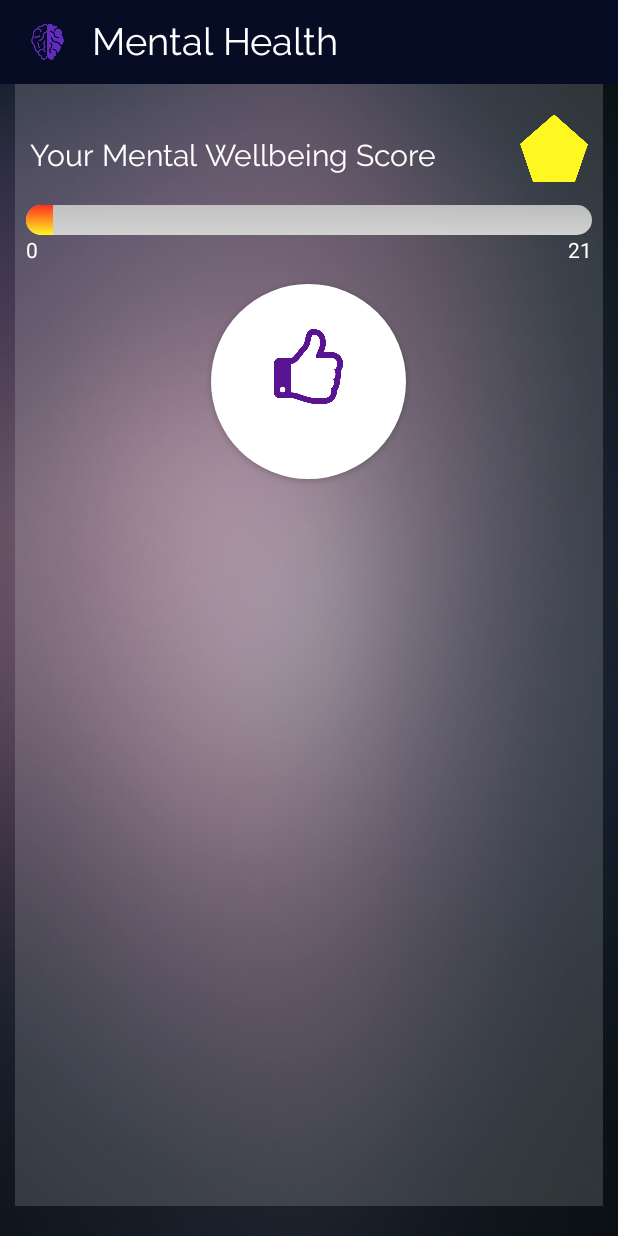
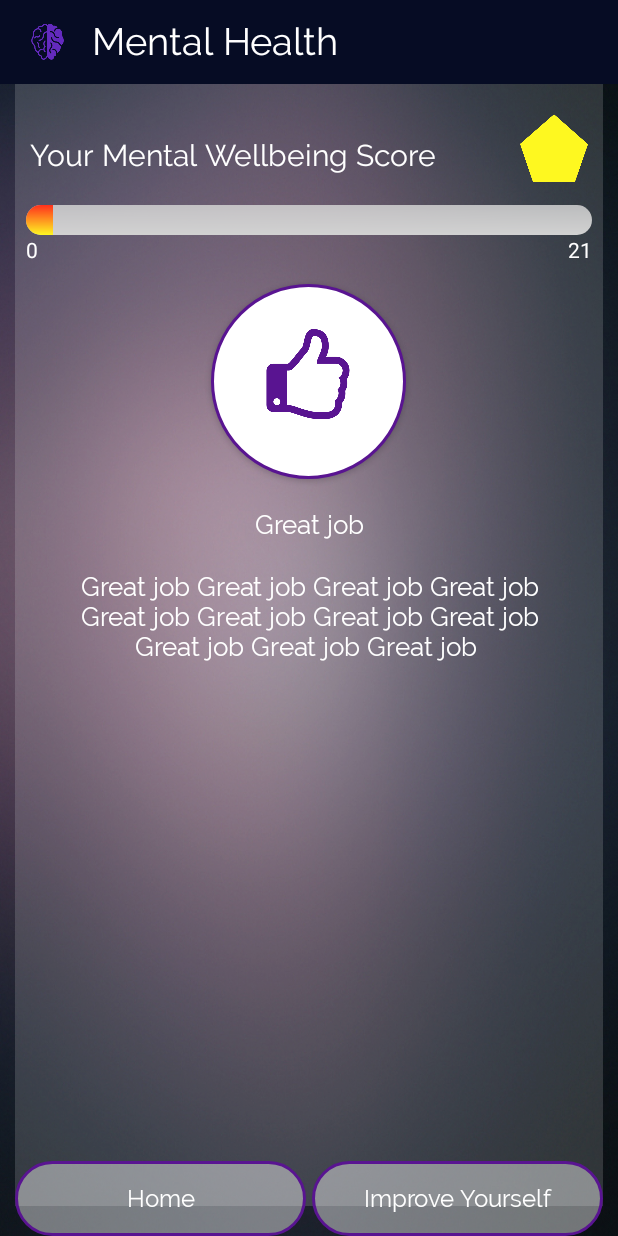
Before and after one commit to Sabbir07/MentalWellBeing, an Android app: the DepressionResult screen opened directly, with no data from a screen before it, on a phone screen of 412 x 824 dp. Run offline under Robolectric (Android 15) with nearby library versions, the light colour scheme and no system bars; 1 statement that could not run was skipped.

Commit message:
Before Giving to brac

```diff
--- a/app/src/main/java/com/sabbir/preneurlab/mentalwellbeing/DepressionResult.java
+++ b/app/src/main/java/com/sabbir/preneurlab/mentalwellbeing/DepressionResult.java
@@ -6,6 +6,7 @@ import android.os.Handler;
 import android.support.annotation.Nullable;
 import android.support.v7.app.AppCompatActivity;
 import android.support.v7.widget.Toolbar;
+import android.widget.Button;
 import android.widget.ProgressBar;
 import android.widget.TextView;
 
@@ -37,6 +38,17 @@ public class DepressionResult extends AppCompatActivity{
         TextView textView2 = findViewById(R.id.textView_2);
         TextView textView4 = findViewById(R.id.textView_4);
         TextView textView_score = findViewById(R.id.textView_score);
+        TextView textviewlike = findViewById(R.id.textView_5);
+        TextView textviewdescription = findViewById(R.id.textView_6);
+        Button buttonimprove = findViewById(R.id.buttonImroveYourself);
+        Button buttonhome = findViewById(R.id.buttonHome);
+
+        textviewlike.setTypeface(raleway);
+        textviewdescription.setTypeface(raleway);
+        buttonimprove.setTypeface(raleway);
+        buttonhome.setTypeface(raleway);
+
+
         final ProgressBar progressBar = findViewById(R.id.progressBar);
 
         toolbarText.setTypeface(raleway);
--- a/app/src/main/res/drawable-mdpi/thumbs_up1.xml
+++ b/app/src/main/res/drawable-mdpi/thumbs_up1.xml
@@ -4,7 +4,7 @@
     <item
         android:id="@+id/half_overlay"
         android:drawable="@drawable/thumbs_up"
-        android:width="50dp"
-        android:height="50dp"
+        android:width="60dp"
+        android:height="60dp"
         />
 </layer-list>
--- /dev/null
+++ b/app/src/main/res/drawable/rectangle_round_corner_filled_4.xml
@@ -0,0 +1,12 @@
+<?xml version="1.0" encoding="utf-8"?>
+
+<shape xmlns:android="http://schemas.android.com/apk/res/android"
+    android:shape="rectangle">
+
+
+    <solid
+        android:color="#6cffffff"/>
+    <corners android:radius="1000dp"/>
+    <stroke android:width="2dp"
+        android:color="@color/violet2"/>
+</shape>
--- a/app/src/main/res/drawable/rectangle_round_corner_filled_for_home_page_button.xml
+++ b/app/src/main/res/drawable/rectangle_round_corner_filled_for_home_page_button.xml
@@ -9,6 +9,8 @@
     <solid
         android:color="@color/homebutton_background"/>
     <corners android:radius="1000dp"/>
+    <stroke android:width="2dp"
+        android:color="@color/violet2"/>
 </shape>
 
 
--- a/app/src/main/res/layout/depression_result_2.xml
+++ b/app/src/main/res/layout/depression_result_2.xml
@@ -16,77 +16,78 @@
         app:layout_constraintTop_toTopOf="parent"
         app:layout_constraintVertical_chainStyle="packed" />
 
+
     <RelativeLayout
         android:id="@+id/relative1"
         android:layout_width="0dp"
         android:layout_height="0dp"
+        android:layout_marginBottom="20dp"
+        android:layout_marginLeft="10dp"
+        android:layout_marginRight="10dp"
         android:layout_marginTop="0dp"
-        android:layout_marginRight="10dp"
-        android:layout_marginLeft="10dp"
-        android:layout_marginBottom="20dp"
         android:background="#27ffffff"
         app:layout_constraintBottom_toBottomOf="parent"
         app:layout_constraintEnd_toEndOf="parent"
         app:layout_constraintStart_toStartOf="parent"
-        app:layout_constraintVertical_bias="0"
-        app:layout_constraintTop_toBottomOf="@+id/mCustomToolbar">
+        app:layout_constraintTop_toBottomOf="@+id/mCustomToolbar"
+        app:layout_constraintVertical_bias="0">
 
         <TextView
             android:id="@+id/textView"
             android:layout_width="wrap_content"
             android:layout_height="wrap_content"
+            android:layout_marginLeft="10dp"
             android:layout_marginTop="25dp"
-            android:layout_marginLeft="10dp"
             android:paddingTop="10dp"
             android:text="Your Mental Wellbeing Score"
-            android:textSize="@dimen/big_text_second"
-            android:textColor="@android:color/white" />
+            android:textColor="@android:color/white"
+            android:textSize="@dimen/big_text_second" />
 
 
         <ProgressBar
             android:id="@+id/progressBar"
             style="?android:attr/progressBarStyleHorizontal"
-            android:progressDrawable="@drawable/custom_progress3"
             android:layout_width="match_parent"
             android:layout_height="20dp"
+            android:layout_below="@id/textView_score"
             android:layout_marginLeft="7dp"
             android:layout_marginRight="7dp"
             android:layout_marginTop="15dp"
             android:max="21"
             android:progress="1"
-            android:layout_below="@id/textView_score"/>
+            android:progressDrawable="@drawable/custom_progress3" />
 
         <TextView
             android:id="@+id/textView_score"
             android:layout_width="wrap_content"
             android:layout_height="wrap_content"
+            android:layout_alignParentRight="true"
+            android:layout_marginRight="10dp"
             android:layout_marginTop="20dp"
-            android:layout_marginRight="10dp"
             android:background="@drawable/polygon1"
+            android:backgroundTint="#fef820"
+            android:gravity="center|center_horizontal"
             android:paddingTop="5dp"
-            android:backgroundTint="#fef820"
-            android:layout_alignParentRight="true"
             android:text="22"
+            android:textColor="#f90004"
             android:textSize="20dp"
-            android:textStyle="bold"
-            android:gravity="center|center_horizontal"
-            android:textColor="#f90004" />
+            android:textStyle="bold" />
 
         <TextView
             android:id="@+id/textView_2"
             android:layout_width="wrap_content"
             android:layout_height="wrap_content"
-            android:textColor="#fff"
             android:layout_alignLeft="@+id/progressBar"
-            android:layout_below="@+id/progressBar"/>
+            android:layout_below="@+id/progressBar"
+            android:textColor="#fff" />
 
         <TextView
             android:id="@+id/textView_4"
             android:layout_width="wrap_content"
             android:layout_height="wrap_content"
-            android:textColor="#fff"
             android:layout_alignRight="@+id/progressBar"
-            android:layout_below="@+id/progressBar"/>
+            android:layout_below="@+id/progressBar"
+            android:textColor="#fff" />
 
         <Button
             android:id="@+id/like"
@@ -99,5 +100,71 @@
             android:drawableTint="@color/violet2"
             android:drawableTop="@drawable/thumbs_up1"
             android:padding="30dp" />
+
+        <TextView
+            android:id="@+id/textView_5"
+            android:layout_width="match_parent"
+            android:layout_height="wrap_content"
+            android:layout_below="@+id/like"
+            android:layout_marginTop="20dp"
+            android:gravity="center_horizontal"
+            android:text="Great job"
+            android:textColor="#fff"
+            android:textSize="17dp" />
+
+        <TextView
+            android:id="@+id/textView_6"
+            android:layout_width="match_parent"
+            android:layout_height="wrap_content"
+            android:layout_below="@+id/textView_5"
+            android:layout_marginLeft="40dp"
+            android:layout_marginRight="40dp"
+            android:layout_marginTop="20dp"
+            android:gravity="center_horizontal"
+            android:text="Great job Great job Great job Great job Great job Great job Great job Great job Great job Great job Great job "
+            android:textColor="#fff"
+            android:textSize="17dp" />
+
     </RelativeLayout>
+
+
+    <Button
+        android:id="@+id/buttonImroveYourself"
+        android:layout_width="0dp"
+        android:layout_height="wrap_content"
+        android:background="@drawable/rectangle_round_corner_filled_4"
+        android:paddingBottom="15dp"
+        android:paddingTop="15dp"
+        android:layout_marginLeft="10dp"
+        android:layout_marginRight="2dp"
+        android:text="Home"
+        android:textAllCaps="false"
+        android:textColor="@android:color/white"
+        android:textSize="@dimen/button_text_size"
+        android:textStyle="normal"
+        app:layout_constraintLeft_toLeftOf="parent"
+        app:layout_constraintBottom_toBottomOf="parent"
+        app:layout_constraintRight_toLeftOf="@+id/buttonHome"
+        app:layout_constraintHorizontal_chainStyle="spread" />
+
+
+    <Button
+        android:id="@+id/buttonHome"
+        android:layout_width="0dp"
+        android:layout_height="wrap_content"
+        android:layout_marginTop="53dp"
+        android:layout_marginRight="10dp"
+        android:layout_marginLeft="2dp"
+        android:background="@drawable/rectangle_round_corner_filled_4"
+        android:paddingBottom="15dp"
+        android:paddingTop="15dp"
+        android:text="Improve Yourself"
+        android:textAllCaps="false"
+        android:textColor="@android:color/white"
+        android:textSize="@dimen/button_text_size"
+        android:textStyle="normal"
+        app:layout_constraintLeft_toRightOf="@+id/buttonImroveYourself"
+        app:layout_constraintRight_toRightOf="parent"
+        app:layout_constraintBottom_toBottomOf="parent" />
+
 </android.support.constraint.ConstraintLayout>
--- a/app/src/main/res/layout/home_page.xml
+++ b/app/src/main/res/layout/home_page.xml
@@ -69,7 +69,7 @@
         android:id="@+id/buttonmain1"
         android:layout_width="130dp"
         android:layout_height="130dp"
-        android:background="@drawable/rectangle_round_corner_filled_for_home_page_button"
+        android:background="@drawable/rectangle_round_corner_filled_for_home_page_button2"
         android:drawableTint="@color/violet2"
         android:drawableTop="@drawable/mental_health1"
         android:padding="30dp"
@@ -84,7 +84,7 @@
         android:id="@+id/buttonmain2"
         android:layout_width="130dp"
         android:layout_height="130dp"
-        android:background="@drawable/rectangle_round_corner_filled_for_home_page_button"
+        android:background="@drawable/rectangle_round_corner_filled_for_home_page_button2"
         android:drawableTint="@color/violet2"
         android:drawableTop="@drawable/other_test1"
         android:padding="30dp"
```
Also changed, not shown: app/src/main/java/com/sabbir/preneurlab/mentalwellbeing/DepressionClass.java (+6 -6 lines), app/src/main/res/drawable-v24/rectangle_round_corner_filled_for_home_page_button2.xml (added, +130 -0 lines), 1 other file.
